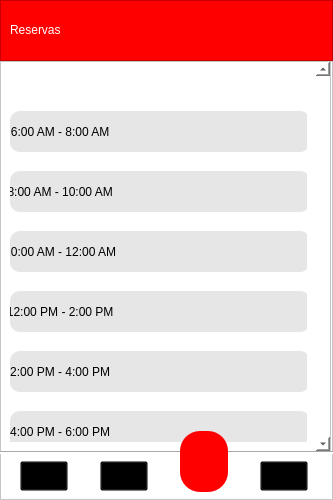
juanhoyos06/appGym, file app/Vista/gui/VentanaTurno.ui: the form before one commit.
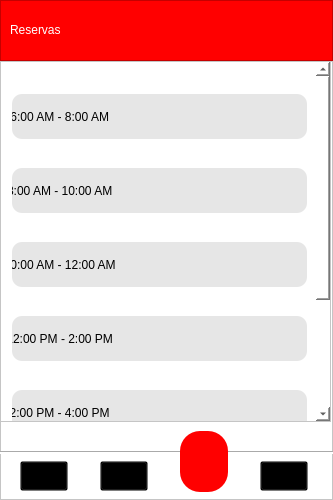
The form after the commit. Icons and pictures are not drawn.

Diff of the .ui file:
```diff
--- a/app/Vista/gui/VentanaTurno.ui
+++ b/app/Vista/gui/VentanaTurno.ui
@@ -154,6 +154,9 @@
       <height>33</height>
      </size>
     </property>
+    <property name="cursor">
+     <cursorShape>PointingHandCursor</cursorShape>
+    </property>
     <property name="styleSheet">
      <string notr="true">background-color: rgb(255, 0, 0);
 border-radius: 20px;
@@ -195,6 +198,9 @@
       <height>30</height>
      </size>
     </property>
+    <property name="cursor">
+     <cursorShape>PointingHandCursor</cursorShape>
+    </property>
     <property name="styleSheet">
      <string notr="true">background-color:rgba(0,0,0,0%);
 image: url(:/imagenes/imagenes/user.png);</string>
@@ -234,6 +240,9 @@
       <height>30</height>
      </size>
     </property>
+    <property name="cursor">
+     <cursorShape>PointingHandCursor</cursorShape>
+    </property>
     <property name="styleSheet">
      <string notr="true">background-color:rgba(0,0,0,0%);
 image: url(:/imagenes/imagenes/forma.png);</string>
@@ -273,6 +282,9 @@
       <height>30</height>
      </size>
     </property>
+    <property name="cursor">
+     <cursorShape>PointingHandCursor</cursorShape>
+    </property>
     <property name="styleSheet">
      <string notr="true">background-color:rgba(0,0,0,0%);
 image: url(:/imagenes/imagenes/envelope.png);</string>
@@ -297,76 +309,61 @@
       <x>0</x>
       <y>0</y>
       <width>331</width>
-      <height>391</height>
+      <height>361</height>
      </rect>
     </property>
-    <property name="styleSheet">
-     <string notr="true">/*VERTICAL SCROLL*/
-
-QScrollBar:vertical{
-	border: None;
-	
-	background-color: rgb(216, 216, 216);
-	width: 14px;
-	margin: 15px o 15px 0;
-	border-radius: 0px;
-}
-</string>
-    </property>
-    <property name="frameShape">
-     <enum>QFrame::StyledPanel</enum>
-    </property>
-    <property name="frameShadow">
-     <enum>QFrame::Raised</enum>
-    </property>
     <property name="verticalScrollBarPolicy">
      <enum>Qt::ScrollBarAlwaysOn</enum>
     </property>
-    <property name="horizontalScrollBarPolicy">
-     <enum>Qt::ScrollBarAlwaysOff</enum>
-    </property>
-    <property name="sizeAdjustPolicy">
-     <enum>QAbstractScrollArea::AdjustToContents</enum>
-    </property>
     <property name="widgetResizable">
      <bool>true</bool>
     </property>
+    <property name="alignment">
+     <set>Qt::AlignRight|Qt::AlignTop|Qt::AlignTrailing</set>
+    </property>
     <widget class="QWidget" name="scrollAreaWidgetContents">
      <property name="geometry">
       <rect>
        <x>0</x>
-       <y>0</y>
-       <width>315</width>
-       <height>389</height>
+       <y>-213</y>
+       <width>312</width>
+       <height>572</height>
       </rect>
      </property>
      <layout class="QVBoxLayout" name="verticalLayout">
       <item>
-       <widget class="QWidget" name="widget" native="true">
-        <property name="styleSheet">
-         <string notr="true">background-color: rgb(255, 255, 255);</string>
+       <spacer name="verticalSpacer_7">
+        <property name="orientation">
+         <enum>Qt::Vertical</enum>
         </property>
+        <property name="sizeType">
+         <enum>QSizePolicy::Fixed</enum>
+        </property>
+        <property name="sizeHint" stdset="0">
+         <size>
+          <width>20</width>
+          <height>23</height>
+         </size>
+        </property>
+       </spacer>
+      </item>
+      <item>
         <widget class="QPushButton" name="pbutton_turno1">
-         <property name="geometry">
-          <rect>
-           <x>0</x>
-           <y>40</y>
-           <width>300</width>
-           <height>41</height>
-          </rect>
-         </property>
          <property name="minimumSize">
           <size>
-           <width>300</width>
-           <height>0</height>
+          <width>293</width>
+          <height>45</height>
           </size>
          </property>
          <property name="maximumSize">
           <size>
-           <width>300</width>
+          <width>295</width>
            <height>16777215</height>
           </size>
          </property>
+        <property name="cursor">
+         <cursorShape>PointingHandCursor</cursorShape>
+        </property>
          <property name="focusPolicy">
           <enum>Qt::StrongFocus</enum>
          </property>
@@ -394,63 +391,40 @@
           <string>6:00 AM - 8:00 AM                                                            </string>
          </property>
         </widget>
-        <widget class="QLabel" name="label_3">
-         <property name="geometry">
-          <rect>
-           <x>160</x>
-           <y>50</y>
-           <width>121</width>
-           <height>21</height>
-          </rect>
-         </property>
-         <property name="styleSheet">
-          <string notr="true">background-color: rgba(0, 0, 0,0%);
-font: 14pt &quot;Tw Cen MT Condensed&quot;;
-border: None;</string>
-         </property>
-         <property name="text">
-          <string/>
-         </property>
-        </widget>
-        <widget class="QLabel" name="label_turno2">
-         <property name="geometry">
-          <rect>
-           <x>160</x>
-           <y>110</y>
-           <width>121</width>
-           <height>21</height>
-          </rect>
-         </property>
-         <property name="styleSheet">
-          <string notr="true">background-color: rgba(0, 0, 0,0%);
-font: 14pt &quot;Tw Cen MT Condensed&quot;;
-border: None;</string>
-         </property>
-         <property name="text">
-          <string/>
-         </property>
-        </widget>
+      </item>
+      <item>
+       <spacer name="verticalSpacer">
+        <property name="orientation">
+         <enum>Qt::Vertical</enum>
+        </property>
+        <property name="sizeType">
+         <enum>QSizePolicy::Fixed</enum>
+        </property>
+        <property name="sizeHint" stdset="0">
+         <size>
+          <width>20</width>
+          <height>23</height>
+         </size>
+        </property>
+       </spacer>
+      </item>
+      <item>
         <widget class="QPushButton" name="pbutton_turno2">
-         <property name="geometry">
-          <rect>
-           <x>0</x>
-           <y>100</y>
-           <width>300</width>
-           <height>41</height>
-          </rect>
-         </property>
          <property name="minimumSize">
           <size>
-           <width>300</width>
-           <height>0</height>
+          <width>293</width>
+          <height>45</height>
           </size>
          </property>
          <property name="maximumSize">
           <size>
-           <width>300</width>
+          <width>295</width>
            <height>16777215</height>
           </size>
          </property>
+        <property name="cursor">
+         <cursorShape>PointingHandCursor</cursorShape>
+        </property>
          <property name="focusPolicy">
           <enum>Qt::StrongFocus</enum>
          </property>
@@ -478,45 +452,40 @@
           <string>8:00 AM - 10:00 AM                                                            </string>
          </property>
         </widget>
-        <widget class="QLabel" name="label_turno3">
-         <property name="geometry">
-          <rect>
-           <x>160</x>
-           <y>170</y>
-           <width>121</width>
-           <height>21</height>
-          </rect>
-         </property>
-         <property name="styleSheet">
-          <string notr="true">background-color: rgba(0, 0, 0,0%);
-font: 14pt &quot;Tw Cen MT Condensed&quot;;
-border: None;</string>
-         </property>
-         <property name="text">
-          <string/>
-         </property>
-        </widget>
+      </item>
+      <item>
+       <spacer name="verticalSpacer_2">
+        <property name="orientation">
+         <enum>Qt::Vertical</enum>
+        </property>
+        <property name="sizeType">
+         <enum>QSizePolicy::Fixed</enum>
+        </property>
+        <property name="sizeHint" stdset="0">
+         <size>
+          <width>20</width>
+          <height>23</height>
+         </size>
+        </property>
+       </spacer>
+      </item>
+      <item>
         <widget class="QPushButton" name="pbutton_turno3">
-         <property name="geometry">
-          <rect>
-           <x>0</x>
-           <y>160</y>
-           <width>300</width>
-           <height>41</height>
-          </rect>
-         </property>
          <property name="minimumSize">
           <size>
-           <width>300</width>
-           <height>0</height>
+          <width>293</width>
+          <height>45</height>
           </size>
          </property>
          <property name="maximumSize">
           <size>
-           <width>300</width>
+          <width>295</width>
            <height>16777215</height>
           </size>
          </property>
+        <property name="cursor">
+         <cursorShape>PointingHandCursor</cursorShape>
+        </property>
          <property name="focusPolicy">
           <enum>Qt::StrongFocus</enum>
          </property>
@@ -544,45 +513,40 @@
           <string>10:00 AM - 12:00 AM                                                            </string>
          </property>
         </widget>
-        <widget class="QLabel" name="label_turno4">
-         <property name="geometry">
-          <rect>
-           <x>160</x>
-           <y>230</y>
-           <width>121</width>
-           <height>21</height>
-          </rect>
-         </property>
-         <property name="styleSheet">
-          <string notr="true">background-color: rgba(0, 0, 0,0%);
-font: 14pt &quot;Tw Cen MT Condensed&quot;;
-border: None;</string>
-         </property>
-         <property name="text">
-          <string/>
-         </property>
-        </widget>
+      </item>
+      <item>
+       <spacer name="verticalSpacer_3">
+        <property name="orientation">
+         <enum>Qt::Vertical</enum>
+        </property>
+        <property name="sizeType">
+         <enum>QSizePolicy::Fixed</enum>
+        </property>
+        <property name="sizeHint" stdset="0">
+         <size>
+          <width>20</width>
+          <height>23</height>
+         </size>
+        </property>
+       </spacer>
+      </item>
+      <item>
         <widget class="QPushButton" name="pbutton_turno4">
-         <property name="geometry">
-          <rect>
-           <x>0</x>
-           <y>220</y>
-           <width>300</width>
-           <height>41</height>
-          </rect>
-         </property>
          <property name="minimumSize">
           <size>
-           <width>300</width>
-           <height>0</height>
+          <width>293</width>
+          <height>45</height>
           </size>
          </property>
          <property name="maximumSize">
           <size>
-           <width>300</width>
+          <width>295</width>
            <height>16777215</height>
           </size>
          </property>
+        <property name="cursor">
+         <cursorShape>PointingHandCursor</cursorShape>
+        </property>
          <property name="focusPolicy">
           <enum>Qt::StrongFocus</enum>
          </property>
@@ -610,45 +574,40 @@
           <string>12:00 PM - 2:00 PM                                                            </string>
          </property>
         </widget>
-        <widget class="QLabel" name="label_turno5">
-         <property name="geometry">
-          <rect>
-           <x>160</x>
-           <y>290</y>
-           <width>121</width>
-           <height>21</height>
-          </rect>
-         </property>
-         <property name="styleSheet">
-          <string notr="true">background-color: rgba(0, 0, 0,0%);
-font: 14pt &quot;Tw Cen MT Condensed&quot;;
-border: None;</string>
-         </property>
-         <property name="text">
-          <string/>
-         </property>
-        </widget>
+      </item>
+      <item>
+       <spacer name="verticalSpacer_4">
+        <property name="orientation">
+         <enum>Qt::Vertical</enum>
+        </property>
+        <property name="sizeType">
+         <enum>QSizePolicy::Fixed</enum>
+        </property>
+        <property name="sizeHint" stdset="0">
+         <size>
+          <width>20</width>
+          <height>23</height>
+         </size>
+        </property>
+       </spacer>
+      </item>
+      <item>
         <widget class="QPushButton" name="pbutton_turno5">
-         <property name="geometry">
-          <rect>
-           <x>0</x>
-           <y>280</y>
-           <width>300</width>
-           <height>41</height>
-          </rect>
-         </property>
          <property name="minimumSize">
           <size>
-           <width>300</width>
-           <height>0</height>
+          <width>293</width>
+          <height>45</height>
           </size>
          </property>
          <property name="maximumSize">
           <size>
-           <width>300</width>
+          <width>295</width>
            <height>16777215</height>
           </size>
          </property>
+        <property name="cursor">
+         <cursorShape>PointingHandCursor</cursorShape>
+        </property>
          <property name="focusPolicy">
           <enum>Qt::StrongFocus</enum>
          </property>
@@ -676,45 +635,40 @@
           <string>2:00 PM - 4:00 PM                                                            </string>
          </property>
         </widget>
-        <widget class="QLabel" name="label_turno6">
-         <property name="geometry">
-          <rect>
-           <x>160</x>
-           <y>350</y>
-           <width>121</width>
-           <height>21</height>
-          </rect>
-         </property>
-         <property name="styleSheet">
-          <string notr="true">background-color: rgba(0, 0, 0,0%);
-font: 14pt &quot;Tw Cen MT Condensed&quot;;
-border: None;</string>
-         </property>
-         <property name="text">
-          <string/>
-         </property>
-        </widget>
+      </item>
+      <item>
+       <spacer name="verticalSpacer_5">
+        <property name="orientation">
+         <enum>Qt::Vertical</enum>
+        </property>
+        <property name="sizeType">
+         <enum>QSizePolicy::Fixed</enum>
+        </property>
+        <property name="sizeHint" stdset="0">
+         <size>
+          <width>20</width>
+          <height>23</height>
+         </size>
+        </property>
+       </spacer>
+      </item>
+      <item>
         <widget class="QPushButton" name="pbutton_turno6">
-         <property name="geometry">
-          <rect>
-           <x>0</x>
-           <y>340</y>
-           <width>300</width>
-           <height>41</height>
-          </rect>
-         </property>
          <property name="minimumSize">
           <size>
-           <width>300</width>
-           <height>0</height>
+          <width>293</width>
+          <height>45</height>
           </size>
          </property>
          <property name="maximumSize">
           <size>
-           <width>300</width>
+          <width>295</width>
            <height>16777215</height>
           </size>
          </property>
+        <property name="cursor">
+         <cursorShape>PointingHandCursor</cursorShape>
+        </property>
          <property name="focusPolicy">
           <enum>Qt::StrongFocus</enum>
          </property>
@@ -742,27 +696,40 @@
           <string>4:00 PM - 6:00 PM                                                            </string>
          </property>
         </widget>
+      </item>
+      <item>
+       <spacer name="verticalSpacer_6">
+        <property name="orientation">
+         <enum>Qt::Vertical</enum>
+        </property>
+        <property name="sizeType">
+         <enum>QSizePolicy::Fixed</enum>
+        </property>
+        <property name="sizeHint" stdset="0">
+         <size>
+          <width>20</width>
+          <height>23</height>
+         </size>
+        </property>
+       </spacer>
+      </item>
+      <item>
         <widget class="QPushButton" name="pbutton_turno7">
-         <property name="geometry">
-          <rect>
-           <x>0</x>
-           <y>400</y>
-           <width>300</width>
-           <height>41</height>
-          </rect>
-         </property>
          <property name="minimumSize">
           <size>
-           <width>300</width>
-           <height>0</height>
+          <width>293</width>
+          <height>45</height>
           </size>
          </property>
          <property name="maximumSize">
           <size>
-           <width>300</width>
+          <width>295</width>
            <height>16777215</height>
           </size>
          </property>
+        <property name="cursor">
+         <cursorShape>PointingHandCursor</cursorShape>
+        </property>
          <property name="focusPolicy">
           <enum>Qt::StrongFocus</enum>
          </property>
@@ -790,49 +757,10 @@
           <string>6:00 PM - 8:00 PM                                                            </string>
          </property>
         </widget>
-        <widget class="QLabel" name="label_turno7">
-         <property name="geometry">
-          <rect>
-           <x>160</x>
-           <y>410</y>
-           <width>121</width>
-           <height>21</height>
-          </rect>
-         </property>
-         <property name="styleSheet">
-          <string notr="true">background-color: rgba(0, 0, 0,0%);
-font: 14pt &quot;Tw Cen MT Condensed&quot;;
-border: None;</string>
-         </property>
-         <property name="text">
-          <string/>
-         </property>
-        </widget>
-        <zorder>pbutton_turno2</zorder>
-        <zorder>pbutton_turno3</zorder>
-        <zorder>pbutton_turno4</zorder>
-        <zorder>pbutton_turno5</zorder>
-        <zorder>pbutton_turno6</zorder>
-        <zorder>pbutton_turno1</zorder>
-        <zorder>label_3</zorder>
-        <zorder>label_turno2</zorder>
-        <zorder>label_turno3</zorder>
-        <zorder>label_turno4</zorder>
-        <zorder>label_turno5</zorder>
-        <zorder>label_turno6</zorder>
-        <zorder>pbutton_turno7</zorder>
-        <zorder>label_turno7</zorder>
-       </widget>
       </item>
      </layout>
     </widget>
    </widget>
-   <zorder>scrollArea</zorder>
-   <zorder>line</zorder>
-   <zorder>tbutton_reserva</zorder>
-   <zorder>tbutton_usuario</zorder>
-   <zorder>tbutton_noticias</zorder>
-   <zorder>tbutton_opinion</zorder>
   </widget>
   <zorder>frame_2</zorder>
   <zorder>frame</zorder>
```
Lines whose indentation alone changed are shown as unchanged.
